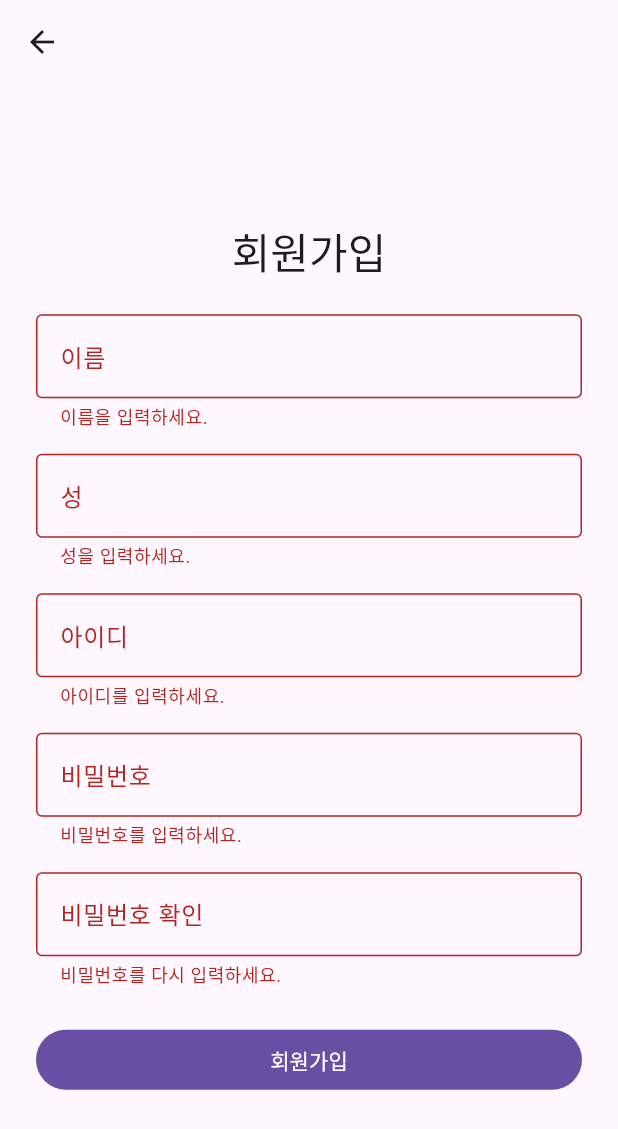
After one commit to wonderwall1995/cypress-realworld-for-portfolio-mobile, a Flutter app: the SignUpPage screen opened directly, after a tap on "회원가입", on a phone screen of 412 x 824 dp. The commit adds this screen. Shown: the top 1129 px of the screen. Run offline on Flutter 3.47's test engine with Material 3 defaults, Android fonts, the phone set to English and light mode, and no system bars; our stand-ins replace cookie_jar, dio, dio_cookie_manager, flutter_riverpod, go_router.

Commit message:
feat: 앱 2단계(인증) - 로그인, 회원가입, 로그아웃, 로그인 유지, 하단 바 더보기 메뉴
- 로그인: 한국어 오류 문구, Remember me(로그인 상태 유지)는 만료 있는 쿠키만 디스크에 저장
- 회원가입: 웹과 같은 입력 항목과 검사, 성공하면 로그인 화면으로 이동 (자동 로그인 없음)
- 로그아웃: 하단 바 맨 오른쪽 ... 버튼의 메뉴 (사용자 이름과 @아이디 표시)
- 서버 연결이 안 돼도 로그아웃 시 기기의 쿠키는 지운다
- 회원가입 화면에서 돌아오면 로그인 화면의 이전 오류와 비밀번호를 지운다
- 테스트 23개, Android 에뮬레이터에서 실제 서버로 확인
- LLMS.md 갱신

Co-Authored-By: Claude Sonnet 5.5 <noreply@anthropic.com>

```diff
--- /dev/null
+++ b/apps/mobile/lib/features/auth/auth_widgets.dart
@@ -0,0 +1,69 @@
+import 'package:flutter/material.dart';
+
+import '../../core/api_client.dart';
+import '../../core/test_id.dart';
+
+/// Korean text for the errors the server sends in English.
+String signInErrorMessage(ApiException e) {
+  if (e.isConnection) return '서버에 연결할 수 없습니다.';
+  if (e.statusCode == 401) return '아이디 또는 비밀번호가 올바르지 않습니다.';
+  return '로그인에 실패했습니다. 잠시 후 다시 시도해 주세요.';
+}
+
+String signUpErrorMessage(ApiException e) {
+  if (e.isConnection) return '서버에 연결할 수 없습니다.';
+  return '회원가입에 실패했습니다. 입력한 내용을 확인해 주세요.';
+}
+
+/// An error box above a form. [id] is the web test id (for example `signin-error`).
+class FormErrorBanner extends StatelessWidget {
+  const FormErrorBanner({required this.id, required this.message, super.key});
+
+  final String id;
+  final String message;
+
+  @override
+  Widget build(BuildContext context) {
+    final colors = Theme.of(context).colorScheme;
+    return TestId(
+      id,
+      child: Container(
+        width: double.infinity,
+        padding: const EdgeInsets.all(12),
+        decoration: BoxDecoration(
+          color: colors.errorContainer,
+          borderRadius: BorderRadius.circular(8),
+        ),
+        child: Text(message, style: TextStyle(color: colors.onErrorContainer)),
+      ),
+    );
+  }
+}
+
+/// A button with a spinner while [busy].
+class BusyFilledButton extends StatelessWidget {
+  const BusyFilledButton({
+    required this.label,
+    required this.busy,
+    required this.onPressed,
+    super.key,
+  });
+
+  final String label;
+  final bool busy;
+  final VoidCallback onPressed;
+
+  @override
+  Widget build(BuildContext context) {
+    return FilledButton(
+      onPressed: busy ? null : onPressed,
+      child: busy
+          ? const SizedBox(
+              height: 20,
+              width: 20,
+              child: CircularProgressIndicator(strokeWidth: 2),
+            )
+          : Text(label),
+    );
+  }
+}
--- /dev/null
+++ b/apps/mobile/lib/features/auth/signup_page.dart
@@ -0,0 +1,197 @@
+import 'package:flutter/material.dart';
+import 'package:flutter_riverpod/flutter_riverpod.dart';
+import 'package:go_router/go_router.dart';
+
+import '../../core/api_client.dart';
+import '../../core/providers.dart';
+import '../../core/test_id.dart';
+import 'auth_widgets.dart';
+
+class SignUpPage extends ConsumerStatefulWidget {
+  const SignUpPage({super.key});
+
+  @override
+  ConsumerState<SignUpPage> createState() => _SignUpPageState();
+}
+
+class _SignUpPageState extends ConsumerState<SignUpPage> {
+  final _formKey = GlobalKey<FormState>();
+  final _firstName = TextEditingController();
+  final _lastName = TextEditingController();
+  final _username = TextEditingController();
+  final _password = TextEditingController();
+  final _confirm = TextEditingController();
+  bool _busy = false;
+  String? _error;
+
+  @override
+  void dispose() {
+    _firstName.dispose();
+    _lastName.dispose();
+    _username.dispose();
+    _password.dispose();
+    _confirm.dispose();
+    super.dispose();
+  }
+
+  String? _required(String? v, String message) =>
+      (v == null || v.trim().isEmpty) ? message : null;
+
+  Future<void> _submit() async {
+    if (!_formKey.currentState!.validate()) return;
+    setState(() {
+      _busy = true;
+      _error = null;
+    });
+    // Keep these before the await: the page may be gone after it.
+    final messenger = ScaffoldMessenger.of(context);
+    final router = GoRouter.of(context);
+    try {
+      await ref.read(apiClientProvider).signUp(
+            firstName: _firstName.text.trim(),
+            lastName: _lastName.text.trim(),
+            username: _username.text.trim(),
+            password: _password.text,
+          );
+      messenger.showSnackBar(
+        const SnackBar(
+          content: TestId('alert-bar-success', child: Text('회원가입이 완료되었습니다. 로그인해 주세요.')),
+        ),
+      );
+      if (router.canPop()) {
+        router.pop();
+      } else {
+        router.go('/signin');
+      }
+    } on ApiException catch (e) {
+      if (!mounted) return;
+      setState(() => _error = signUpErrorMessage(e));
+    } finally {
+      if (mounted) setState(() => _busy = false);
+    }
+  }
+
+  @override
+  Widget build(BuildContext context) {
+    return Scaffold(
+      appBar: AppBar(),
+      body: SafeArea(
+        child: Center(
+          child: SingleChildScrollView(
+            padding: const EdgeInsets.all(24),
+            child: ConstrainedBox(
+              constraints: const BoxConstraints(maxWidth: 420),
+              child: Form(
+                key: _formKey,
+                child: Column(
+                  mainAxisSize: MainAxisSize.min,
+                  crossAxisAlignment: CrossAxisAlignment.stretch,
+                  children: [
+                    TestId(
+                      'signup-title',
+                      child: Text(
+                        '회원가입',
+                        textAlign: TextAlign.center,
+                        style: Theme.of(context).textTheme.headlineMedium,
+                      ),
+                    ),
+                    const SizedBox(height: 24),
+                    if (_error != null) ...[
+                      FormErrorBanner(id: 'signup-error', message: _error!),
+                      const SizedBox(height: 16),
+                    ],
+                    TestId(
+                      'signup-first-name',
+                      child: TextFormField(
+                        controller: _firstName,
+                        decoration: const InputDecoration(
+                          labelText: '이름',
+                          border: OutlineInputBorder(),
+                        ),
+                        textInputAction: TextInputAction.next,
+                        validator: (v) => _required(v, '이름을 입력하세요.'),
+                      ),
+                    ),
+                    const SizedBox(height: 16),
+                    TestId(
+                      'signup-last-name',
+                      child: TextFormField(
+                        controller: _lastName,
+                        decoration: const InputDecoration(
+                          labelText: '성',
+                          border: OutlineInputBorder(),
+                        ),
+                        textInputAction: TextInputAction.next,
+                        validator: (v) => _required(v, '성을 입력하세요.'),
+                      ),
+                    ),
+                    const SizedBox(height: 16),
+                    TestId(
+                      'signup-username',
+                      child: TextFormField(
+                        controller: _username,
+                        decoration: const InputDecoration(
+                          labelText: '아이디',
+                          border: OutlineInputBorder(),
+                        ),
+                        textInputAction: TextInputAction.next,
+                        autocorrect: false,
+                        validator: (v) => _required(v, '아이디를 입력하세요.'),
+                      ),
+                    ),
+                    const SizedBox(height: 16),
+                    TestId(
+                      'signup-password',
+                      child: TextFormField(
+                        controller: _password,
+                        decoration: const InputDecoration(
+                          labelText: '비밀번호',
+                          border: OutlineInputBorder(),
+                        ),
+                        obscureText: true,
+                        textInputAction: TextInputAction.next,
+                        validator: (v) {
+                          if (v == null || v.isEmpty) return '비밀번호를 입력하세요.';
+                          if (v.length < 4) return '비밀번호는 4자 이상이어야 합니다.';
+                          return null;
+                        },
+                      ),
+                    ),
+                    const SizedBox(height: 16),
+                    TestId(
+                      'signup-confirmPassword',
+                      child: TextFormField(
+                        controller: _confirm,
+                        decoration: const InputDecoration(
+                          labelText: '비밀번호 확인',
+                          border: OutlineInputBorder(),
+                        ),
+                        obscureText: true,
+                        textInputAction: TextInputAction.done,
+                        onFieldSubmitted: (_) => _submit(),
+                        validator: (v) {
+                          if (v == null || v.isEmpty) return '비밀번호를 다시 입력하세요.';
+                          if (v != _password.text) return '비밀번호가 일치하지 않습니다.';
+                          return null;
+                        },
+                      ),
+                    ),
+                    const SizedBox(height: 24),
+                    TestId(
+                      'signup-submit',
+                      child: BusyFilledButton(
+                        label: '회원가입',
+                        busy: _busy,
+                        onPressed: _submit,
+                      ),
+                    ),
+                  ],
+                ),
+              ),
+            ),
+          ),
+        ),
+      ),
+    );
+  }
+}
```
Also changed, not shown: apps/mobile/lib/core/api_client.dart (+59 -2 lines), apps/mobile/lib/core/router.dart (+7 -4 lines), apps/mobile/lib/core/session.dart (+24 -0 lines), apps/mobile/lib/features/auth/signin_page.dart (added, +160 -0 lines), apps/mobile/lib/features/auth/signin_placeholder_page.dart (deleted, +0 -41 lines), apps/mobile/lib/features/shell/home_shell.dart (+57 -6 lines), 3 other files.
